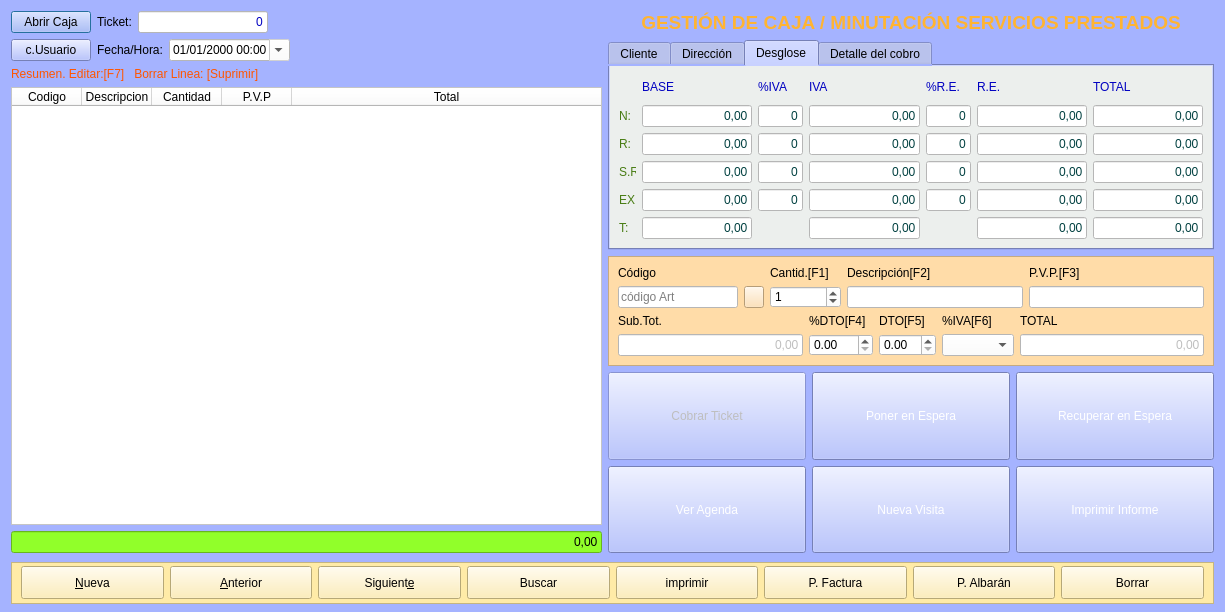
arcnexus/RedFoX, file TPV/frmcajaminuta.ui: the form before one commit.
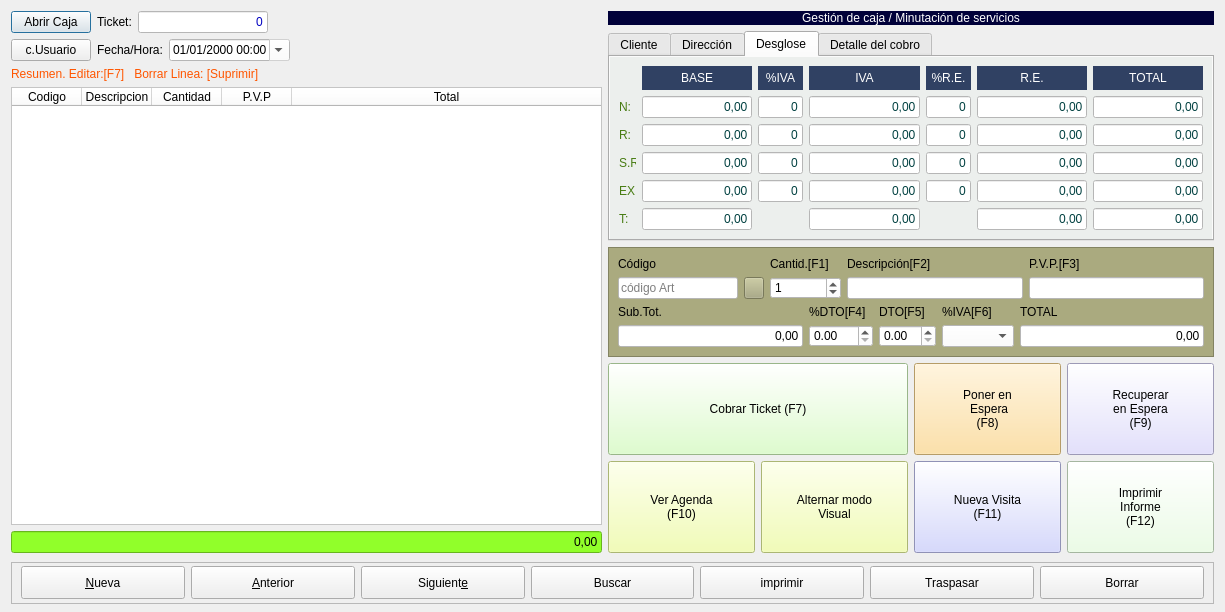
The form after the commit. The open tabs and pages were chosen to show the change. Icons and pictures are not drawn.

```diff
--- a/TPV/frmcajaminuta.ui
+++ b/TPV/frmcajaminuta.ui
@@ -17,11 +17,8 @@
    <iconset>
     <normaloff>:/Icons/PNG/Maya.png</normaloff>:/Icons/PNG/Maya.png</iconset>
   </property>
-  <property name="styleSheet">
-   <string notr="true">background-color: rgb(165, 179, 255);</string>
-  </property>
-  <layout class="QVBoxLayout" name="verticalLayout_4">
-   <item>
+  <layout class="QGridLayout" name="gridLayout_3">
+   <item row="0" column="0">
     <layout class="QHBoxLayout" name="horizontalLayout_5">
      <item>
       <layout class="QVBoxLayout" name="verticalLayout_3">
@@ -231,11 +228,12 @@
           </size>
          </property>
          <property name="styleSheet">
-          <string notr="true">color: rgb(255, 180, 50);
-font: 75 9pt &quot;Sans Serif&quot;;</string>
+          <string notr="true">background-color: rgb(0, 0, 57);
+font: 14pt &quot;Sans Serif&quot;;
+color: rgb(255, 255, 255);</string>
          </property>
          <property name="text">
-          <string>&lt;html&gt;&lt;head/&gt;&lt;body&gt;&lt;p&gt;&lt;span style=&quot; font-size:14pt; font-weight:600;&quot;&gt;GESTIÓN DE CAJA / MINUTACIÓN SERVICIOS PRESTADOS&lt;/span&gt;&lt;/p&gt;&lt;/body&gt;&lt;/html&gt;</string>
+          <string>Gestión de caja / Minutación de servicios</string>
          </property>
          <property name="alignment">
           <set>Qt::AlignCenter</set>
@@ -681,61 +679,85 @@
            <item row="0" column="1">
             <widget class="QLabel" name="label_28">
              <property name="styleSheet">
-              <string notr="true">color: rgb(0, 0, 192);</string>
+              <string notr="true">color: rgb(255, 255, 255);
+background-color: #304163;</string>
              </property>
              <property name="text">
               <string>BASE</string>
              </property>
+             <property name="alignment">
+              <set>Qt::AlignCenter</set>
+             </property>
             </widget>
            </item>
            <item row="0" column="2">
             <widget class="QLabel" name="label_55">
              <property name="styleSheet">
-              <string notr="true">color: rgb(0, 0, 192);</string>
+              <string notr="true">color: rgb(255, 255, 255);
+background-color: #304163;</string>
              </property>
              <property name="text">
               <string>%IVA</string>
              </property>
+             <property name="alignment">
+              <set>Qt::AlignCenter</set>
+             </property>
             </widget>
            </item>
            <item row="0" column="3">
             <widget class="QLabel" name="label_56">
              <property name="styleSheet">
-              <string notr="true">color: rgb(0, 0, 192);</string>
+              <string notr="true">color: rgb(255, 255, 255);
+background-color: #304163;</string>
              </property>
              <property name="text">
               <string>IVA</string>
              </property>
+             <property name="alignment">
+              <set>Qt::AlignCenter</set>
+             </property>
             </widget>
            </item>
            <item row="0" column="4">
             <widget class="QLabel" name="label_57">
              <property name="styleSheet">
-              <string notr="true">color: rgb(0, 0, 192);</string>
+              <string notr="true">color: rgb(255, 255, 255);
+background-color: #304163;</string>
              </property>
              <property name="text">
               <string>%R.E.</string>
              </property>
+             <property name="alignment">
+              <set>Qt::AlignCenter</set>
+             </property>
             </widget>
            </item>
            <item row="0" column="5">
             <widget class="QLabel" name="label_58">
              <property name="styleSheet">
-              <string notr="true">color: rgb(0, 0, 192);</string>
+              <string notr="true">color: rgb(255, 255, 255);
+background-color: #304163;</string>
              </property>
              <property name="text">
               <string>R.E.</string>
              </property>
+             <property name="alignment">
+              <set>Qt::AlignCenter</set>
+             </property>
             </widget>
            </item>
            <item row="0" column="6">
             <widget class="QLabel" name="label_59">
              <property name="styleSheet">
-              <string notr="true">color: rgb(0, 0, 192);</string>
+              <string notr="true">color: rgb(255, 255, 255);
+background-color: #304163;</string>
              </property>
              <property name="text">
               <string>TOTAL</string>
              </property>
+             <property name="alignment">
+              <set>Qt::AlignCenter</set>
+             </property>
             </widget>
            </item>
            <item row="1" column="0">
@@ -1713,7 +1735,8 @@
           </size>
          </property>
          <property name="styleSheet">
-          <string notr="true">background-color: rgb(255, 220, 168);</string>
+          <string notr="true">background-color: rgb(170, 170, 127);
+color: rgb(0, 0, 0);</string>
          </property>
          <property name="frameShape">
           <enum>QFrame::StyledPanel</enum>
@@ -1947,7 +1970,7 @@
        </item>
        <item>
         <layout class="QGridLayout" name="gridLayout_7">
-         <item row="1" column="1">
+         <item row="1" column="2">
           <widget class="QPushButton" name="btnPonerEspera">
            <property name="sizePolicy">
             <sizepolicy hsizetype="Minimum" vsizetype="Expanding">
@@ -1962,11 +1985,90 @@
             </size>
            </property>
            <property name="styleSheet">
-            <string notr="true">QPushButton:disabled{color: 0; }
-QPushButton:enabled{color: rgb(255,255,255); }</string>
+            <string notr="true">background-color: rgb(255, 218, 144);</string>
            </property>
            <property name="text">
-            <string>Poner en Espera</string>
+            <string>Poner en
+ Espera
+(F8)</string>
+           </property>
+           <property name="icon">
+            <iconset resource="../maya.qrc">
+             <normaloff>:/Icons/PNG/wait.png</normaloff>:/Icons/PNG/wait.png</iconset>
+           </property>
+           <property name="iconSize">
+            <size>
+             <width>60</width>
+             <height>60</height>
+            </size>
+           </property>
+          </widget>
+         </item>
+         <item row="1" column="3">
+          <widget class="QPushButton" name="btporc_recuperarEspera">
+           <property name="sizePolicy">
+            <sizepolicy hsizetype="Minimum" vsizetype="Expanding">
+             <horstretch>0</horstretch>
+             <verstretch>0</verstretch>
+            </sizepolicy>
+           </property>
+           <property name="minimumSize">
+            <size>
+             <width>0</width>
+             <height>0</height>
+            </size>
+           </property>
+           <property name="styleSheet">
+            <string notr="true">background-color: rgb(220, 216, 255);</string>
+           </property>
+           <property name="text">
+            <string>Recuperar 
+en Espera
+(F9)</string>
+           </property>
+           <property name="icon">
+            <iconset resource="../maya.qrc">
+             <normaloff>:/Icons/PNG/wait2.png</normaloff>:/Icons/PNG/wait2.png</iconset>
+           </property>
+           <property name="iconSize">
+            <size>
+             <width>60</width>
+             <height>60</height>
+            </size>
+           </property>
+          </widget>
+         </item>
+         <item row="5" column="3">
+          <widget class="QPushButton" name="btnImprimirInforme">
+           <property name="sizePolicy">
+            <sizepolicy hsizetype="Minimum" vsizetype="Expanding">
+             <horstretch>0</horstretch>
+             <verstretch>0</verstretch>
+            </sizepolicy>
+           </property>
+           <property name="minimumSize">
+            <size>
+             <width>0</width>
+             <height>0</height>
+            </size>
+           </property>
+           <property name="styleSheet">
+            <string notr="true">background-color: rgb(231, 255, 224);</string>
+           </property>
+           <property name="text">
+            <string>Imprimir 
+Informe
+(F12)</string>
+           </property>
+           <property name="icon">
+            <iconset resource="../maya.qrc">
+             <normaloff>:/Icons/PNG/impresora2.png</normaloff>:/Icons/PNG/impresora2.png</iconset>
+           </property>
+           <property name="iconSize">
+            <size>
+             <width>60</width>
+             <height>60</height>
+            </size>
            </property>
           </widget>
          </item>
@@ -1985,18 +2087,61 @@
             </size>
            </property>
            <property name="styleSheet">
-            <string notr="true">QPushButton:disabled{color: 0; }
-QPushButton:enabled{color: rgb(255,255,255); }</string>
+            <string notr="true">background-color: rgb(240, 255, 162);</string>
            </property>
            <property name="text">
-            <string>Ver Agenda</string>
+            <string>Ver Agenda
+(F10)</string>
            </property>
+           <property name="icon">
+            <iconset resource="../maya.qrc">
+             <normaloff>:/Icons/PNG/Calender.png</normaloff>:/Icons/PNG/Calender.png</iconset>
+           </property>
+           <property name="iconSize">
+            <size>
+             <width>60</width>
+             <height>60</height>
+            </size>
+           </property>
           </widget>
          </item>
-         <item row="1" column="0">
+         <item row="5" column="2">
+          <widget class="QPushButton" name="btnNuevaVisita">
+           <property name="sizePolicy">
+            <sizepolicy hsizetype="Minimum" vsizetype="Expanding">
+             <horstretch>0</horstretch>
+             <verstretch>0</verstretch>
+            </sizepolicy>
+           </property>
+           <property name="minimumSize">
+            <size>
+             <width>0</width>
+             <height>0</height>
+            </size>
+           </property>
+           <property name="styleSheet">
+            <string notr="true">background-color: rgb(202, 205, 255);</string>
+           </property>
+           <property name="text">
+            <string>Nueva Visita
+(F11)</string>
+           </property>
+           <property name="icon">
+            <iconset resource="../maya.qrc">
+             <normaloff>:/Icons/PNG/newvisita.png</normaloff>:/Icons/PNG/newvisita.png</iconset>
+           </property>
+           <property name="iconSize">
+            <size>
+             <width>60</width>
+             <height>60</height>
+            </size>
+           </property>
+          </widget>
+         </item>
+         <item row="1" column="0" colspan="2">
           <widget class="QPushButton" name="btnCobrarTicket">
            <property name="enabled">
-            <bool>false</bool>
+            <bool>true</bool>
            </property>
            <property name="sizePolicy">
             <sizepolicy hsizetype="Minimum" vsizetype="Expanding">
@@ -2011,16 +2156,25 @@
             </size>
            </property>
            <property name="styleSheet">
-            <string notr="true">QPushButton:disabled{color: 0; }
-QPushButton:enabled{color: rgb(255,255,255); }</string>
+            <string notr="true">background-color: rgb(214, 255, 192);</string>
            </property>
            <property name="text">
-            <string>Cobrar Ticket</string>
+            <string>Cobrar Ticket (F7)</string>
+           </property>
+           <property name="icon">
+            <iconset resource="../maya.qrc">
+             <normaloff>:/Icons/PNG/tpv.png</normaloff>:/Icons/PNG/tpv.png</iconset>
+           </property>
+           <property name="iconSize">
+            <size>
+             <width>60</width>
+             <height>66</height>
+            </size>
            </property>
           </widget>
          </item>
          <item row="5" column="1">
-          <widget class="QPushButton" name="btnNuevaVisita">
+          <widget class="QPushButton" name="btnVerAgenda_2">
            <property name="sizePolicy">
             <sizepolicy hsizetype="Minimum" vsizetype="Expanding">
              <horstretch>0</horstretch>
@@ -2034,57 +2188,21 @@
             </size>
            </property>
            <property name="styleSheet">
-            <string notr="true">QPushButton:disabled{color: 0; }
-QPushButton:enabled{color: rgb(255,255,255); }</string>
+            <string notr="true">background-color: rgb(240, 255, 162);</string>
            </property>
            <property name="text">
-            <string>Nueva Visita</string>
+            <string>Alternar modo 
+Visual</string>
            </property>
-          </widget>
-         </item>
-         <item row="5" column="2">
-          <widget class="QPushButton" name="btnImprimirInforme">
-           <property name="sizePolicy">
-            <sizepolicy hsizetype="Minimum" vsizetype="Expanding">
-             <horstretch>0</horstretch>
-             <verstretch>0</verstretch>
-            </sizepolicy>
+           <property name="icon">
+            <iconset resource="../maya.qrc">
+             <normaloff>:/Icons/PNG/refrescar.png</normaloff>:/Icons/PNG/refrescar.png</iconset>
            </property>
-           <property name="minimumSize">
+           <property name="iconSize">
             <size>
-             <width>0</width>
-             <height>0</height>
+             <width>60</width>
+             <height>60</height>
             </size>
-           </property>
-           <property name="styleSheet">
-            <string notr="true">QPushButton:disabled{color: 0; }
-QPushButton:enabled{color: rgb(255,255,255); }</string>
-           </property>
-           <property name="text">
-            <string>Imprimir Informe</string>
-           </property>
-          </widget>
-         </item>
-         <item row="1" column="2">
-          <widget class="QPushButton" name="btporc_recuperarEspera">
-           <property name="sizePolicy">
-            <sizepolicy hsizetype="Minimum" vsizetype="Expanding">
-             <horstretch>0</horstretch>
-             <verstretch>0</verstretch>
-            </sizepolicy>
-           </property>
-           <property name="minimumSize">
-            <size>
-             <width>0</width>
-             <height>0</height>
-            </size>
-           </property>
-           <property name="styleSheet">
-            <string notr="true">QPushButton:disabled{color: 0; }
-QPushButton:enabled{color: rgb(255,255,255); }</string>
-           </property>
-           <property name="text">
-            <string>Recuperar en Espera</string>
            </property>
           </widget>
          </item>
@@ -2094,7 +2212,7 @@
      </item>
     </layout>
    </item>
-   <item>
+   <item row="1" column="0">
     <widget class="QFrame" name="frame_4">
      <property name="minimumSize">
       <size>
@@ -2108,9 +2226,6 @@
        <height>35</height>
       </size>
      </property>
-     <property name="styleSheet">
-      <string notr="true">background-color: rgb(255, 235, 167);</string>
-     </property>
      <property name="frameShape">
       <enum>QFrame::StyledPanel</enum>
      </property>
@@ -2248,21 +2363,18 @@
          </size>
         </property>
         <property name="text">
-         <string>P. Factura</string>
+         <string>Traspasar</string>
         </property>
-       </widget>
-      </item>
-      <item>
-       <widget class="QPushButton" name="btnPasarAlbaran">
-        <property name="minimumSize">
+        <property name="icon">
+         <iconset resource="../maya.qrc">
+          <normaloff>:/Icons/PNG/Factura.png</normaloff>:/Icons/PNG/Factura.png</iconset>
+        </property>
+        <property name="iconSize">
          <size>
-          <width>0</width>
-          <height>33</height>
+          <width>25</width>
+          <height>25</height>
          </size>
         </property>
-        <property name="text">
-         <string>P. Albarán</string>
-        </property>
        </widget>
       </item>
       <item>
```
Left out of the diff: 13 changed lines with no effect on the pictures.
